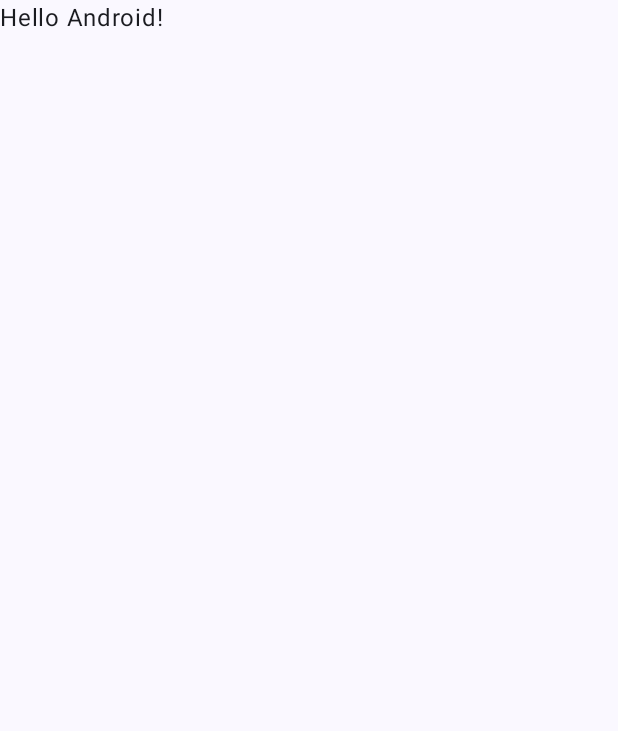
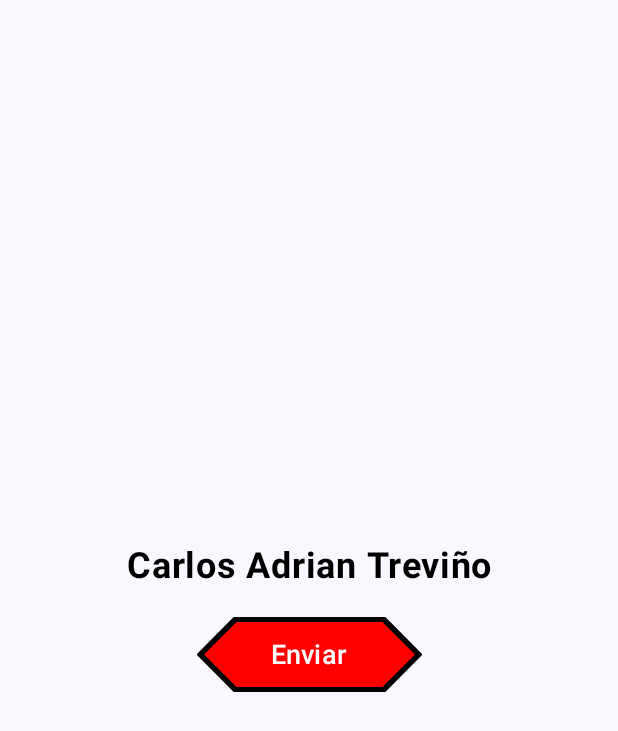
Before and after one commit to CarlosTrev/Practicas, an Android app built with Jetpack Compose: the screen it shows after launch (MainActivity), on a phone screen of 412 x 824 dp. Before the commit the part shown is almost empty. Shown: the top 731 px of the screen. Run offline under Robolectric (Android 15) with nearby library versions, the phone set to English and light mode, and no system bars.

Commit message:
Se agregan nombre y boton centrados, con un poco (muy poco) estilo

```diff
--- a/app/src/main/java/com/example/practicas/MainActivity.kt
+++ b/app/src/main/java/com/example/practicas/MainActivity.kt
@@ -4,13 +4,29 @@ import android.os.Bundle
 import androidx.activity.ComponentActivity
 import androidx.activity.compose.setContent
 import androidx.activity.enableEdgeToEdge
+import androidx.compose.foundation.BorderStroke
+import androidx.compose.foundation.layout.Arrangement
+import androidx.compose.foundation.layout.Column
+import androidx.compose.foundation.layout.Spacer
 import androidx.compose.foundation.layout.fillMaxSize
+import androidx.compose.foundation.layout.height
 import androidx.compose.foundation.layout.padding
+import androidx.compose.foundation.layout.width
+import androidx.compose.foundation.shape.CutCornerShape
+import androidx.compose.foundation.shape.RoundedCornerShape
+import androidx.compose.material3.ButtonDefaults
 import androidx.compose.material3.Scaffold
 import androidx.compose.material3.Text
 import androidx.compose.runtime.Composable
+import androidx.compose.material3.Button
+import androidx.compose.ui.Alignment
 import androidx.compose.ui.Modifier
+import androidx.compose.ui.graphics.Color
+import androidx.compose.ui.text.font.FontWeight
+import androidx.compose.ui.text.style.TextAlign
 import androidx.compose.ui.tooling.preview.Preview
+import androidx.compose.ui.unit.dp
+import androidx.compose.ui.unit.sp
 import com.example.practicas.ui.theme.PracticasTheme
 
 class MainActivity : ComponentActivity() {
@@ -20,7 +36,7 @@ class MainActivity : ComponentActivity() {
         setContent {
             PracticasTheme {
                 Scaffold(modifier = Modifier.fillMaxSize()) { innerPadding ->
-                    Greeting(
+                    PantallaPrincipal(
                         name = "Android",
                         modifier = Modifier.padding(innerPadding)
                     )
@@ -31,17 +47,34 @@ class MainActivity : ComponentActivity() {
 }
 
 @Composable
-fun Greeting(name: String, modifier: Modifier = Modifier) {
-    Text(
-        text = "Hello $name!",
-        modifier = modifier
-    )
-}
+fun PantallaPrincipal(name: String, modifier: Modifier = Modifier) {
+    Column (modifier = modifier
+        .fillMaxSize()
+        .padding(16.dp),
+        horizontalAlignment = Alignment.CenterHorizontally,
+        verticalArrangement = Arrangement.Center){
+        Text(
+            text = "Carlos Adrian Treviño",
+            color = Color.Black,
+            fontSize = 24.sp,
+            fontWeight = FontWeight.Bold,
+            textAlign = TextAlign.Center
+        )
+        Spacer(modifier = Modifier.height(20.dp))
 
-@Preview(showBackground = true)
-@Composable
-fun GreetingPreview() {
-    PracticasTheme {
-        Greeting("Android")
+        Button(
+            onClick = { /* TODO */ },
+            shape = CutCornerShape(40.dp),
+            border = BorderStroke(3.dp, Color.Black),
+            colors = ButtonDefaults.buttonColors(
+                containerColor = Color.Red,
+                contentColor = Color.White
+            ),
+            modifier = Modifier
+                .width(150.dp)
+                .height(50.dp)
+        ) {
+            Text(text = "Enviar", fontSize = 18.sp)
+        }
     }
 }
```
